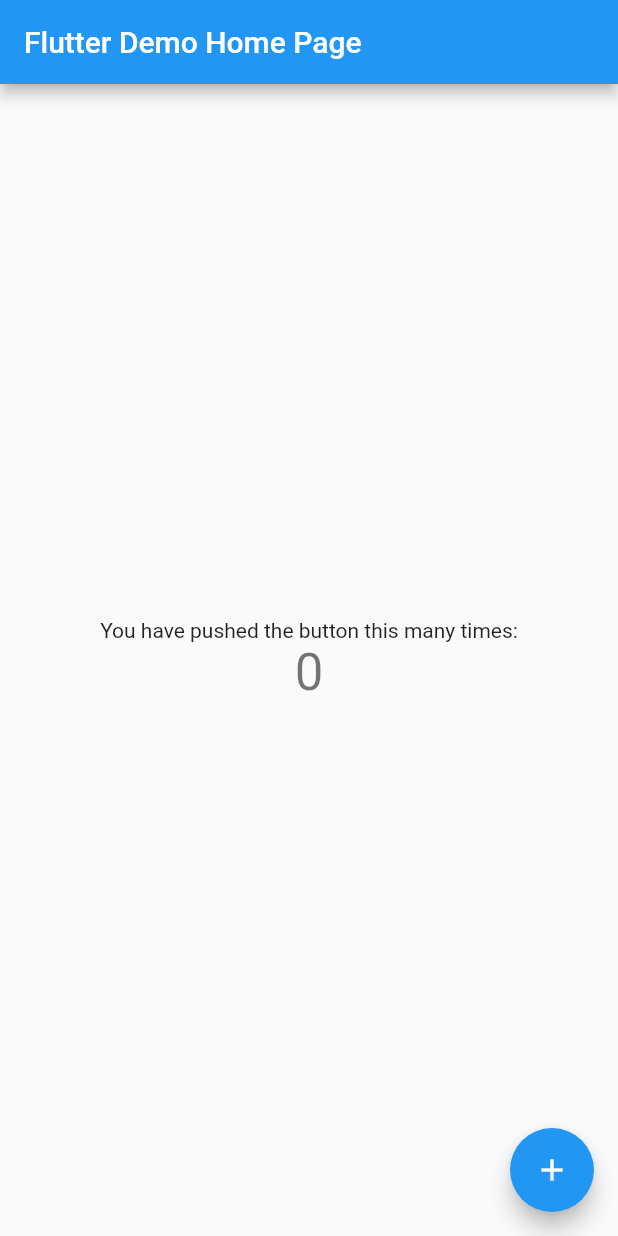
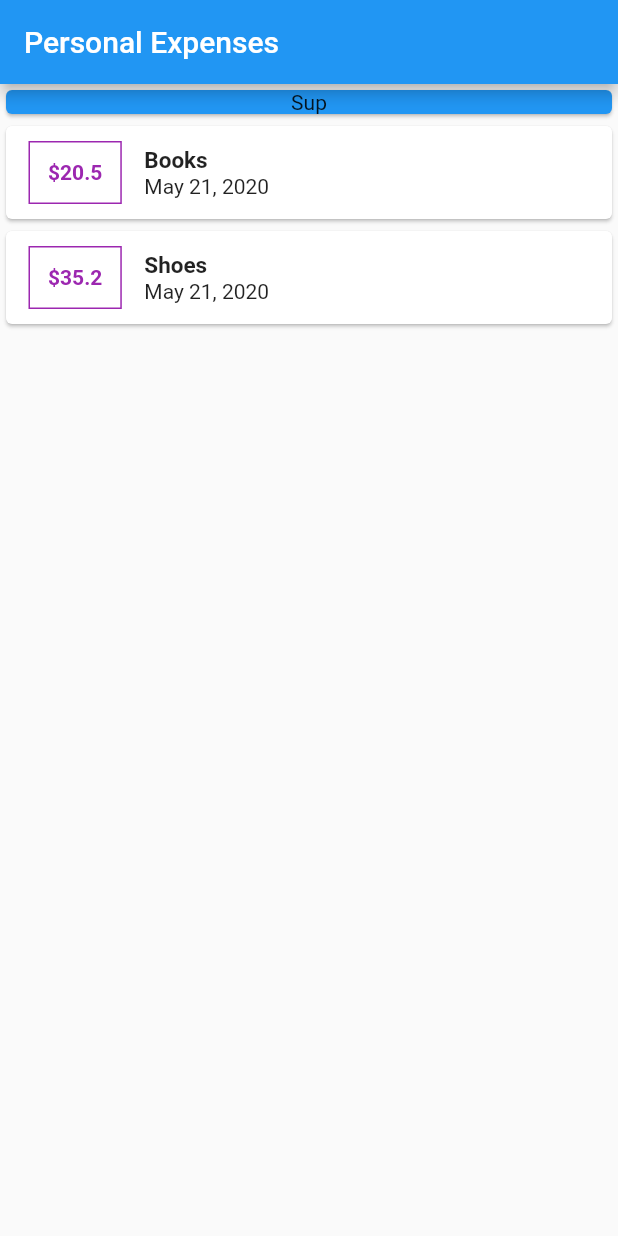
Before and after one commit to bakhyaddin/personal-expenses, a Flutter app: the screen it shows after launch, on a phone screen of 412 x 824 dp. Run offline on Flutter 3.47's test engine with Material 2 defaults, Android fonts, the phone set to English and light mode, and no system bars.

Commit message:
step 1 is finished

```diff
--- a/lib/main.dart
+++ b/lib/main.dart
@@ -1,111 +1,53 @@
 import 'package:flutter/material.dart';
 
-void main() => runApp(MyApp());
+import './transaction.dart';
+import './transactions.dart';
 
-class MyApp extends StatelessWidget {
-  // This widget is the root of your application.
-  @override
+void main() {
+  runApp(PersonalExpenses());
+}
+
+class PersonalExpenses extends StatelessWidget {
   Widget build(BuildContext context) {
     return MaterialApp(
-      title: 'Flutter Demo',
-      theme: ThemeData(
-        // This is the theme of your application.
-        //
-        // Try running your application with "flutter run". You'll see the
-        // application has a blue toolbar. Then, without quitting the app, try
-        // changing the primarySwatch below to Colors.green and then invoke
-        // "hot reload" (press "r" in the console where you ran "flutter run",
-        // or simply save your changes to "hot reload" in a Flutter IDE).
-        // Notice that the counter didn't reset back to zero; the application
-        // is not restarted.
-        primarySwatch: Colors.blue,
-      ),
-      home: MyHomePage(title: 'Flutter Demo Home Page'),
+      title: "Flutter App",
+      home: HomePage(),
     );
   }
 }
 
-class MyHomePage extends StatefulWidget {
-  MyHomePage({Key key, this.title}) : super(key: key);
+class HomePage extends StatelessWidget {
+  final List<Transaction> transactions = [
+    new Transaction(
+        id: "1", title: "Books", amount: 20.50, date: DateTime.now()),
+    new Transaction(
+        id: "2", title: "Shoes", amount: 35.20, date: DateTime.now()),
+  ];
 
-  // This widget is the home page of your application. It is stateful, meaning
-  // that it has a State object (defined below) that contains fields that affect
-  // how it looks.
-
-  // This class is the configuration for the state. It holds the values (in this
-  // case the title) provided by the parent (in this case the App widget) and
-  // used by the build method of the State. Fields in a Widget subclass are
-  // always marked "final".
-
-  final String title;
-
-  @override
-  _MyHomePageState createState() => _MyHomePageState();
-}
-
-class _MyHomePageState extends State<MyHomePage> {
-  int _counter = 0;
-
-  void _incrementCounter() {
-    setState(() {
-      // This call to setState tells the Flutter framework that something has
-      // changed in this State, which causes it to rerun the build method below
-      // so that the display can reflect the updated values. If we changed
-      // _counter without calling setState(), then the build method would not be
-      // called again, and so nothing would appear to happen.
-      _counter++;
-    });
-  }
-
-  @override
   Widget build(BuildContext context) {
-    // This method is rerun every time setState is called, for instance as done
-    // by the _incrementCounter method above.
-    //
-    // The Flutter framework has been optimized to make rerunning build methods
-    // fast, so that you can just rebuild anything that needs updating rather
-    // than having to individually change instances of widgets.
     return Scaffold(
       appBar: AppBar(
-        // Here we take the value from the MyHomePage object that was created by
-        // the App.build method, and use it to set our appbar title.
-        title: Text(widget.title),
+        title: Text("Personal Expenses"),
       ),
-      body: Center(
-        // Center is a layout widget. It takes a single child and positions it
-        // in the middle of the parent.
-        child: Column(
-          // Column is also a layout widget. It takes a list of children and
-          // arranges them vertically. By default, it sizes itself to fit its
-          // children horizontally, and tries to be as tall as its parent.
-          //
-          // Invoke "debug painting" (press "p" in the console, choose the
-          // "Toggle Debug Paint" action from the Flutter Inspector in Android
-          // Studio, or the "Toggle Debug Paint" command in Visual Studio Code)
-          // to see the wireframe for each widget.
-          //
-          // Column has various properties to control how it sizes itself and
-          // how it positions its children. Here we use mainAxisAlignment to
-          // center the children vertically; the main axis here is the vertical
-          // axis because Columns are vertical (the cross axis would be
-          // horizontal).
-          mainAxisAlignment: MainAxisAlignment.center,
-          children: <Widget>[
-            Text(
-              'You have pushed the button this many times:',
+      body: Column(
+        crossAxisAlignment: CrossAxisAlignment.center,
+        children: <Widget>[
+          Container(
+            width: double.infinity,
+            // Card takes as much space as its parent Widget.
+            child: Card(
+              color: Colors.blue,
+              child: Text(
+                "Sup",
+                textAlign: TextAlign.center,
+              ),
             ),
-            Text(
-              '$_counter',
-              style: Theme.of(context).textTheme.display1,
-            ),
-          ],
-        ),
+          ),
+          Transactions(
+            transactions: transactions,
+          ),
+        ],
       ),
-      floatingActionButton: FloatingActionButton(
-        onPressed: _incrementCounter,
-        tooltip: 'Increment',
-        child: Icon(Icons.add),
-      ), // This trailing comma makes auto-formatting nicer for build methods.
     );
   }
 }
--- /dev/null
+++ b/lib/transaction.dart
@@ -0,0 +1,14 @@
+import 'package:flutter/foundation.dart';
+
+class Transaction {
+  final String id;
+  final String title;
+  final double amount;
+  final DateTime date;
+
+  Transaction(
+      {@required this.id,
+      @required this.title,
+      @required this.amount,
+      @required this.date});
+}
--- /dev/null
+++ b/lib/transactions.dart
@@ -0,0 +1,46 @@
+import 'package:flutter/material.dart';
+import 'package:intl/intl.dart';
+
+class Transactions extends StatelessWidget {
+  final List transactions;
+
+  Transactions({@required this.transactions});
+
+  Widget build(BuildContext context) {
+    return Column(
+      children: (transactions.map((transaction) {
+        return (Card(
+          child: Row(
+            // mainAxisAlignment: MainAxisAlignment.spaceAround,
+            children: <Widget>[
+              Container(
+                margin: EdgeInsets.symmetric(horizontal: 15, vertical: 10),
+                padding: EdgeInsets.all(12),
+                decoration: BoxDecoration(
+                  border: Border.all(color: Colors.purple, width: 1),
+                ),
+                child: Text(
+                  '\$${transaction.amount}',
+                  style: TextStyle(
+                      color: Colors.purple, fontWeight: FontWeight.bold),
+                ),
+              ),
+              Column(
+                crossAxisAlignment: CrossAxisAlignment.start,
+                children: <Widget>[
+                  Text(
+                    transaction.title,
+                    style: TextStyle(fontSize: 15, fontWeight: FontWeight.bold),
+                  ),
+                  Text(
+                    DateFormat.yMMMd().format(transaction.date),
+                  ),
+                ],
+              ),
+            ],
+          ),
+        ));
+      })).toList(),
+    );
+  }
+}
--- a/pubspec.yaml
+++ b/pubspec.yaml
@@ -27,6 +27,7 @@ dependencies:
 dev_dependencies:
   flutter_test:
     sdk: flutter
+  intl: ^0.16.1
 
 
 # For information on the generic Dart part of this file, see the
```
Also changed, not shown: pubspec.lock.
